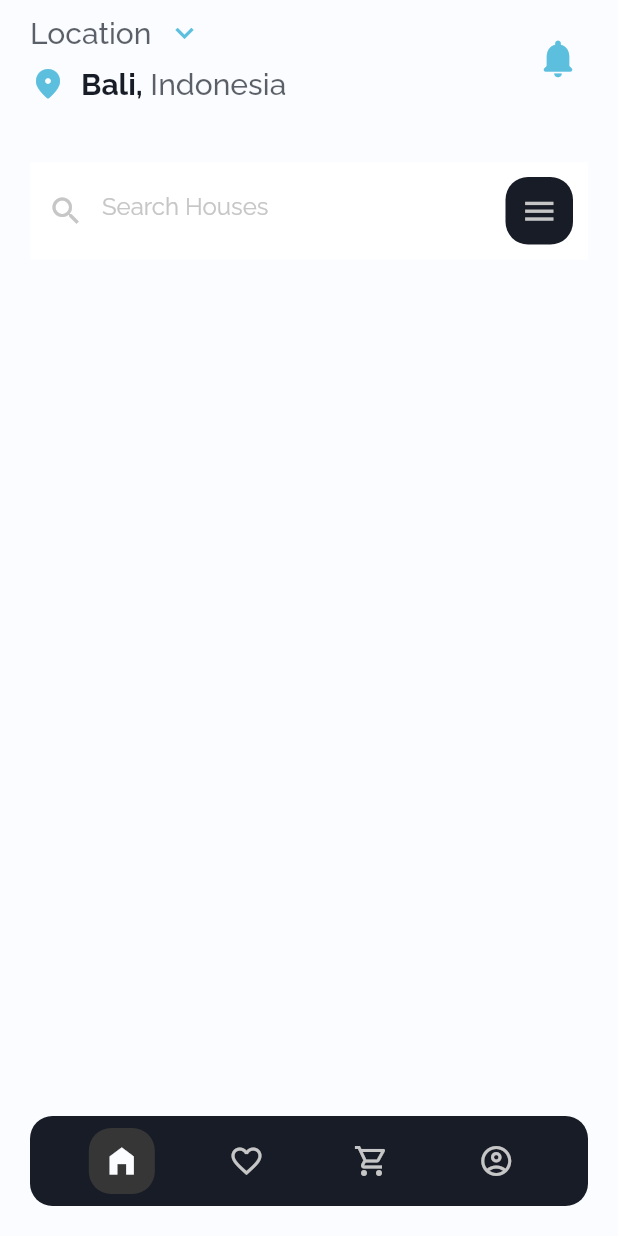
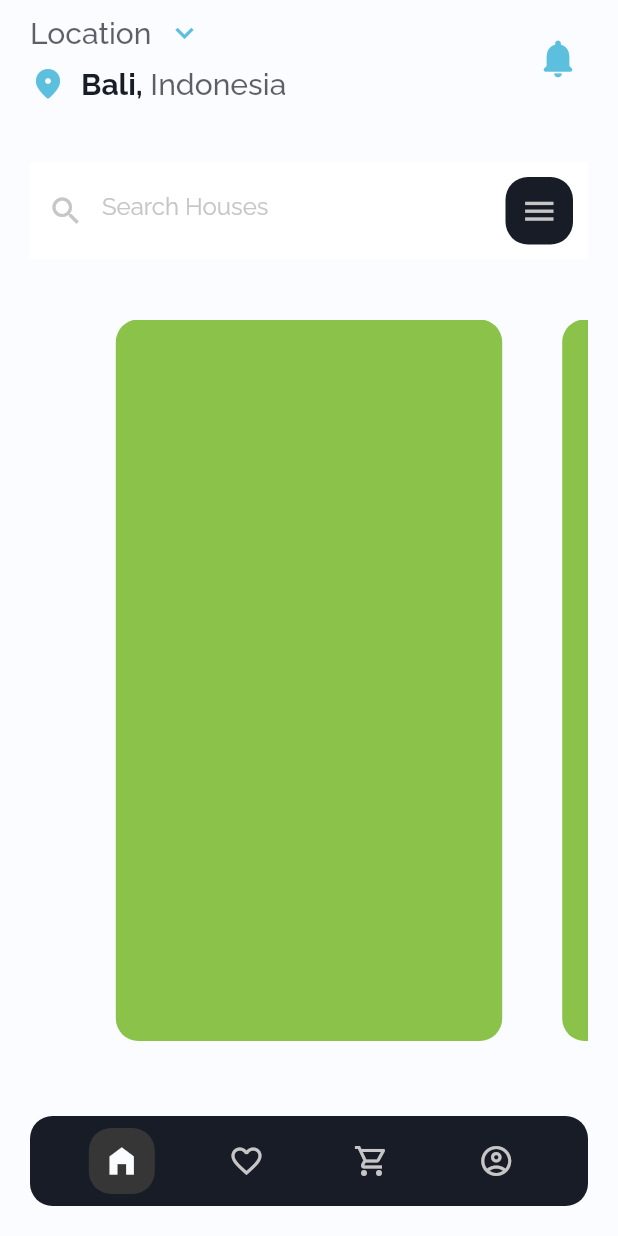
Before and after one commit to CharwekarAkshay/home-rent-flutter, a Flutter app: the screen it shows after launch, on a phone screen of 412 x 824 dp. Run offline on Flutter 3.47's test engine with Material 2 defaults, Android fonts, the phone set to English and light mode, and no system bars; our stand-ins replace google_fonts.

```diff
--- /dev/null
+++ b/lib/screens/home/components/location_detail_card_component.dart
@@ -0,0 +1,50 @@
+import 'package:flutter/material.dart';
+import 'package:room_rent/constants.dart';
+
+class LocationDetailCardComponent extends StatefulWidget {
+  const LocationDetailCardComponent({
+    Key? key,
+  }) : super(key: key);
+
+  @override
+  _LocationDetailCardComponentState createState() =>
+      _LocationDetailCardComponentState();
+}
+
+class _LocationDetailCardComponentState
+    extends State<LocationDetailCardComponent> {
+  PageController? _pageController;
+
+  @override
+  void initState() {
+    super.initState();
+    _pageController = PageController(viewportFraction: 0.8);
+  }
+
+  @override
+  void dispose() {
+    _pageController?.dispose();
+    super.dispose();
+  }
+
+  @override
+  Widget build(BuildContext context) {
+    Size size = MediaQuery.of(context).size;
+    return Expanded(
+      child: PageView.builder(
+        controller: _pageController,
+        itemCount: 4,
+        itemBuilder: (context, index) {
+          return Container(
+            width: size.width * 0.8,
+            margin: const EdgeInsets.symmetric(horizontal: defaultPadding),
+            decoration: BoxDecoration(
+              color: Colors.lightGreen,
+              borderRadius: BorderRadius.circular(15),
+            ),
+          );
+        },
+      ),
+    );
+  }
+}
--- a/lib/screens/home/home_screen.dart
+++ b/lib/screens/home/home_screen.dart
@@ -2,6 +2,7 @@ import 'package:flutter/material.dart';
 import 'package:room_rent/constants.dart';
 
 import 'components/header_component.dart';
+import 'components/location_detail_card_component.dart';
 import 'components/navigation_button_component.dart';
 import 'components/search_component.dart';
 
@@ -16,6 +17,7 @@ class _HomeScreenState extends State<HomeScreen> {
 
   @override
   Widget build(BuildContext context) {
+    Size size = MediaQuery.of(context).size;
     return Scaffold(
       body: SafeArea(
         child: Padding(
@@ -28,11 +30,19 @@ class _HomeScreenState extends State<HomeScreen> {
               HeaderComponent(),
               SizedBox(height: defaultPadding * 2),
               SearchComponent(),
+              SizedBox(height: defaultPadding * 2),
+              LocationDetailCardComponent(),
+              SizedBox(height: defaultPadding * 2),
             ],
           ),
         ),
       ),
-      bottomNavigationBar: Container(
+      bottomNavigationBar: getBottomNavigationBar(),
+    );
+  }
+
+  Container getBottomNavigationBar() {
+    return Container(
       margin: const EdgeInsets.only(
         bottom: defaultPadding,
         left: defaultPadding,
@@ -85,7 +95,6 @@ class _HomeScreenState extends State<HomeScreen> {
               }),
         ],
       ),
-      ),
     );
   }
 }
```
Lines whose indentation alone changed are shown as unchanged.
